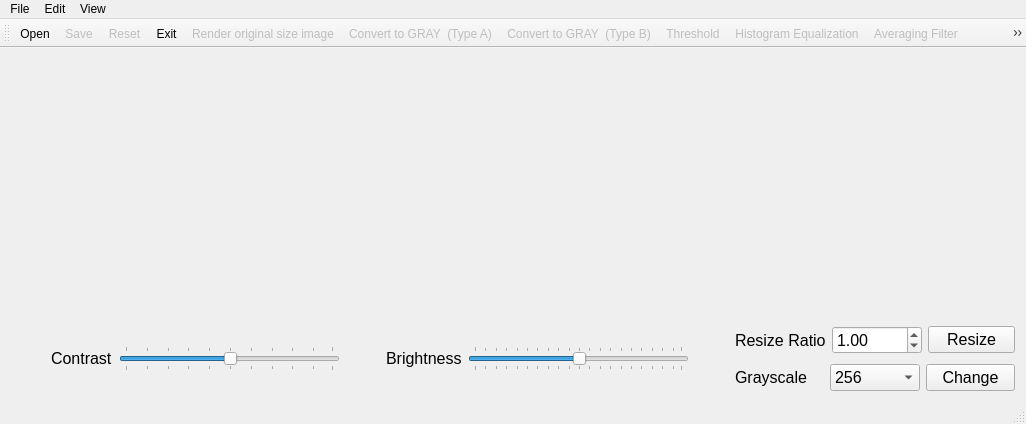
Old version of the form hw3/SimplePaint/mainwindow.ui in the repository otakusaikou/2016-631-M8210.
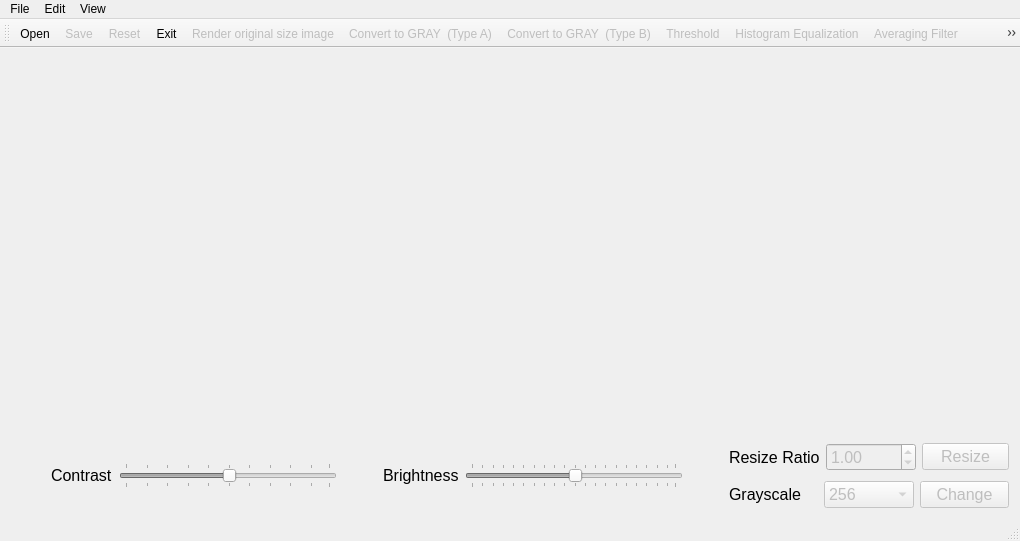
New version of the form. Icons and pictures are not drawn.

Commit message: Initially disable the contrast/brightness/resize/grayscale changing features

```diff
--- a/hw3/SimplePaint/mainwindow.ui
+++ b/hw3/SimplePaint/mainwindow.ui
@@ -6,8 +6,8 @@
    <rect>
     <x>0</x>
     <y>0</y>
-    <width>1026</width>
-    <height>424</height>
+    <width>1020</width>
+    <height>541</height>
    </rect>
   </property>
   <property name="windowTitle">
@@ -17,9 +17,24 @@
    <layout class="QGridLayout" name="gridLayout">
     <item row="0" column="0">
      <widget class="QLabel" name="imgLabel">
+      <property name="sizePolicy">
+       <sizepolicy hsizetype="Minimum" vsizetype="Preferred">
+        <horstretch>0</horstretch>
+        <verstretch>0</verstretch>
+       </sizepolicy>
+      </property>
+      <property name="minimumSize">
+       <size>
+        <width>400</width>
+        <height>0</height>
+       </size>
+      </property>
       <property name="text">
        <string/>
       </property>
+      <property name="alignment">
+       <set>Qt::AlignCenter</set>
+      </property>
      </widget>
     </item>
     <item row="0" column="1">
@@ -73,6 +88,9 @@
       </item>
       <item>
        <widget class="QSlider" name="contrastSlider">
+        <property name="enabled">
+         <bool>false</bool>
+        </property>
         <property name="minimum">
          <number>0</number>
         </property>
@@ -126,6 +144,9 @@
       </item>
       <item>
        <widget class="QSlider" name="brightnessSlider">
+        <property name="enabled">
+         <bool>false</bool>
+        </property>
         <property name="singleStep">
          <number>5</number>
         </property>
@@ -177,6 +198,9 @@
           </item>
           <item>
            <widget class="QDoubleSpinBox" name="resizeSpinBox">
+            <property name="enabled">
+             <bool>false</bool>
+            </property>
             <property name="minimumSize">
              <size>
               <width>90</width>
@@ -204,6 +228,9 @@
           </item>
           <item>
            <widget class="QPushButton" name="resizeButton">
+            <property name="enabled">
+             <bool>false</bool>
+            </property>
             <property name="minimumSize">
              <size>
               <width>87</width>
@@ -254,6 +281,9 @@
           </item>
           <item>
            <widget class="QComboBox" name="grayscaleComboBox">
+            <property name="enabled">
+             <bool>false</bool>
+            </property>
             <property name="minimumSize">
              <size>
               <width>90</width>
@@ -309,6 +339,9 @@
           </item>
           <item>
            <widget class="QPushButton" name="changeButton">
+            <property name="enabled">
+             <bool>false</bool>
+            </property>
             <property name="minimumSize">
              <size>
               <width>85</width>
@@ -338,7 +371,7 @@
     <rect>
      <x>0</x>
      <y>0</y>
-     <width>1026</width>
+     <width>1020</width>
      <height>18</height>
     </rect>
    </property>
```
The commit also changes 2 other files.
